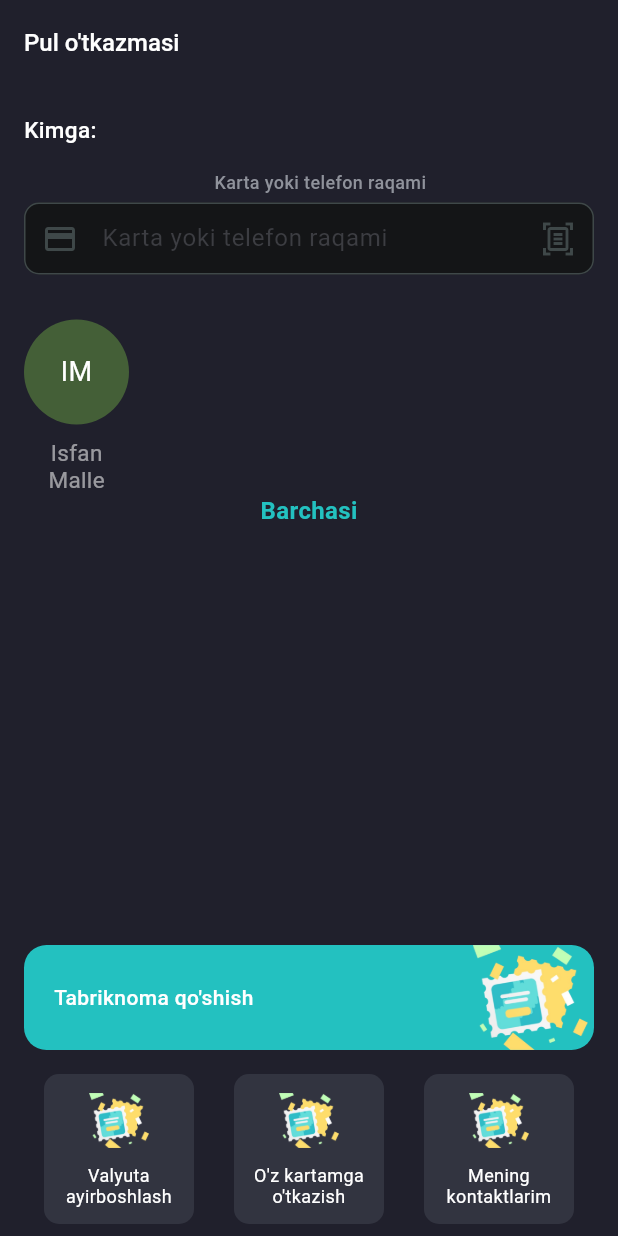
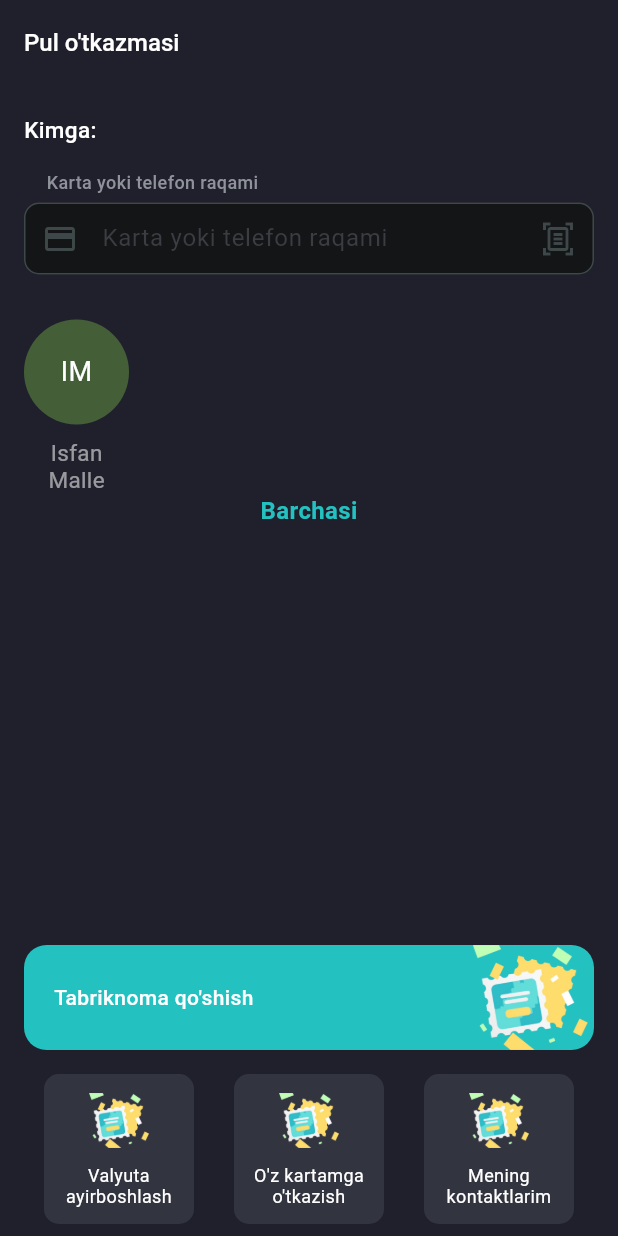
Before and after one commit to Malle-D/payme, a Flutter app: the TransferPage screen opened directly, on a phone screen of 412 x 824 dp. Run offline on Flutter 3.47's test engine with Material 3 defaults, Android fonts, the phone set to English and light mode, and no system bars; our stand-ins replace bloc, carousel_slider, cloud_firestore, firebase_core, flutter_bloc, flutter_native_splash and 6 more; accounts and stored records are empty.

Commit message:
add theme change

```diff
--- a/lib/main.dart
+++ b/lib/main.dart
@@ -2,6 +2,7 @@ import 'package:firebase_core/firebase_core.dart';
 import 'package:flutter/material.dart';
 import 'package:flutter/services.dart';
 import 'package:flutter_native_splash/flutter_native_splash.dart';
+import 'package:payme_clone/data/preference/my_preference.dart';
 import 'package:payme_clone/di/di.dart';
 import 'package:payme_clone/presenter/pages/auth/auth_page.dart';
 import 'package:payme_clone/presenter/pages/confirm_password/confirm_password_page.dart';
@@ -30,7 +31,7 @@ void main() async {
   await Firebase.initializeApp(
     options: DefaultFirebaseOptions.currentPlatform,
   );
-
+  MyPreference.init();
   setup();
 
   runApp(const MyApp());
@@ -49,7 +50,7 @@ class MyApp extends StatelessWidget {
               ColorScheme.fromSeed(seedColor: const Color(pantonColor)),
           useMaterial3: true,
         ),
-        initialRoute: 'home',
+        initialRoute: 'landing',
         routes: {
           'auth': (context) => const AuthPage(),
           'intro_language': (context) => const IntroLanguageScreen(),
--- a/lib/presenter/pages/home/home_page.dart
+++ b/lib/presenter/pages/home/home_page.dart
@@ -679,7 +679,6 @@ class _HomePageState extends State<HomePage> {
                   IconButton(
                     onPressed: () {
                       _scaffoldKey.currentState?.openDrawer();
-                      Scaffold.of(context).openDrawer();
                     },
                     icon: const Icon(
                         Icons.menu,
@@ -694,7 +693,9 @@ class _HomePageState extends State<HomePage> {
           ],
         ),
       ),
-      drawer: CustomDrawer(),
+      drawer: drawerItem(context, (){
+        Navigator.pushNamed(context, "theme");
+      }),
     );
   }
   Padding buildFavouriteItem(String image, String title, String number) =>
--- a/lib/presenter/pages/transfer/transfer_page.dart
+++ b/lib/presenter/pages/transfer/transfer_page.dart
@@ -1,7 +1,5 @@
 import 'package:flutter/material.dart';
-import 'package:payme_clone/presenter/widgets/transfer_postcard.dart';
 import '../../../utils/utils.dart';
-import '../../widgets/transfer_btn.dart';
 import '../../widgets/transfer_field.dart';
 import '../../widgets/transfer_items.dart';
 import '../../widgets/transfer_users.dart';
@@ -54,6 +52,15 @@ class _TransferPageState extends State<TransferPage> {
                     fontWeight: FontWeight.w500,
                     fontSize: 15)),
             const SizedBox(height: 16),
+            const Padding(
+              padding: EdgeInsets.only(left: 15.0),
+              child: Text("Karta yoki telefon raqami",
+                  style: TextStyle(
+                      color: Color(0xff8f929b),
+                      fontWeight: FontWeight.w500,
+                      fontSize: 12)),
+            ),
+            const SizedBox(height: 5),
             transferTextField(textController, _textFieldFocusNode),
             const SizedBox(height: 30),
             Row(
@@ -74,7 +81,27 @@ class _TransferPageState extends State<TransferPage> {
             ),
             const Spacer(),
             if (!_textFieldFocusNode.hasFocus)
-              transferPostcard(context),
+              Container(
+                width: MediaQuery.of(context).size.width,
+                decoration: BoxDecoration(
+                    color: const Color(tealColor),
+                    borderRadius: BorderRadius.circular(15)),
+                child: Row(
+                  mainAxisAlignment: MainAxisAlignment.spaceBetween,
+                  children: [
+                    const Padding(
+                      padding: EdgeInsets.only(left: 20),
+                      child: Text(
+                        "Tabriknoma qo'shish",
+                        style: TextStyle(
+                            color: Colors.white, fontWeight: FontWeight.w500),
+                      ),
+                    ),
+                    Image.asset("assets/images/postcard.png",
+                        width: 85, height: 70)
+                  ],
+                ),
+              ),
             if (!_textFieldFocusNode.hasFocus) const SizedBox(height: 16),
             if (!_textFieldFocusNode.hasFocus)
               Row(
@@ -89,7 +116,25 @@ class _TransferPageState extends State<TransferPage> {
                 ],
               ),
             if (_textFieldFocusNode.hasFocus)
-              transferBtn(context)
+              Container(
+                width: MediaQuery.of(context).size.width,
+                decoration: BoxDecoration(
+                    color: const Color(tealColor),
+                    borderRadius: BorderRadius.circular(15)),
+                child: const Row(
+                  mainAxisAlignment: MainAxisAlignment.center,
+                  children: [
+                    Padding(
+                      padding: EdgeInsets.symmetric(vertical: 12.0),
+                      child: Text(
+                        "Oldinga",
+                        style: TextStyle(
+                            color: Colors.white, fontWeight: FontWeight.w500),
+                      ),
+                    ),
+                  ],
+                ),
+              ),
           ],
         ),
       ),
--- a/lib/presenter/widgets/drawer.dart
+++ b/lib/presenter/widgets/drawer.dart
@@ -1,9 +1,7 @@
 import 'package:flutter/material.dart';
 import '../../utils/utils.dart';
 
-class CustomDrawer extends StatelessWidget {
-  @override
-  Widget build(BuildContext context) {
+Widget drawerItem(BuildContext context, void Function() themeClick) {
   return Drawer(
     shape: const RoundedRectangleBorder(
       borderRadius: BorderRadius.only(
@@ -20,7 +18,8 @@ class CustomDrawer extends StatelessWidget {
             child: Column(
               crossAxisAlignment: CrossAxisAlignment.start,
               children: [
-                  Text("USER USER", style: TextStyle(
+                Text("USER USER",
+                    style: TextStyle(
                         fontWeight: FontWeight.w700,
                         fontSize: 24,
                         color: Colors.white)),
@@ -65,7 +64,8 @@ class CustomDrawer extends StatelessWidget {
             title: const Text('Mavzu',
                 style: TextStyle(
                     color: Colors.white, fontWeight: FontWeight.w500)),
-              onTap: () => {Navigator.of(context).pop()},
+            onTap: () => {Navigator.pushNamed(context, "theme")
+          },
           ),
           ListTile(
             leading: const Icon(color: Colors.white54, Icons.share_outlined),
@@ -75,8 +75,8 @@ class CustomDrawer extends StatelessWidget {
             onTap: () => {Navigator.of(context).pop()},
           ),
           ListTile(
-              leading: const Icon(
-                  color: Colors.white54, Icons.support_agent_outlined),
+            leading:
+                const Icon(color: Colors.white54, Icons.support_agent_outlined),
             title: const Text("Qo'llab quvatlash xizmati",
                 style: TextStyle(
                     color: Colors.white, fontWeight: FontWeight.w500)),
@@ -96,4 +96,3 @@ class CustomDrawer extends StatelessWidget {
     ),
   );
 }
-}
--- a/lib/presenter/widgets/transfer_field.dart
+++ b/lib/presenter/widgets/transfer_field.dart
@@ -1,7 +1,6 @@
 import 'package:flutter/cupertino.dart';
 import 'package:flutter/material.dart';
 import 'package:flutter/services.dart';
-
 import '../../utils/utils.dart';
 
 Widget transferTextField(TextEditingController textController, FocusNode textFieldFocusNode) {
@@ -19,18 +18,7 @@ Widget transferTextField(TextEditingController textController, FocusNode textFie
   );
 
 
-  return Column(
-    children: [
-      const Padding(
-        padding: EdgeInsets.only(left: 15.0),
-        child: Text("Karta yoki telefon raqami",
-            style: TextStyle(
-                color: Color(0xff8f929b),
-                fontWeight: FontWeight.w500,
-                fontSize: 12)),
-      ),
-      const SizedBox(height: 5),
-      TextField(
+  return TextField(
     focusNode: textFieldFocusNode,
     controller: textController,
     keyboardType: TextInputType.number,
@@ -65,8 +53,6 @@ Widget transferTextField(TextEditingController textController, FocusNode textFie
         },
       ),
     ),
-      ),
-    ],
   );
 }
 
--- a/lib/presenter/widgets/transfer_items.dart
+++ b/lib/presenter/widgets/transfer_items.dart
@@ -7,8 +7,8 @@ Widget transferItems(String title, String image) {
     width: 100,
     height: 100,
     decoration: BoxDecoration(
-      color: const Color(0xff323440),
-      borderRadius: BorderRadius.circular(10)
+        color: const Color(0xff323440),
+        borderRadius: BorderRadius.circular(10)
     ),
     child: Column(
       mainAxisAlignment: MainAxisAlignment.center,
```
Also changed, not shown: lib/presenter/widgets/transfer_users.dart (indentation only). Lines whose indentation alone changed are shown as unchanged.
